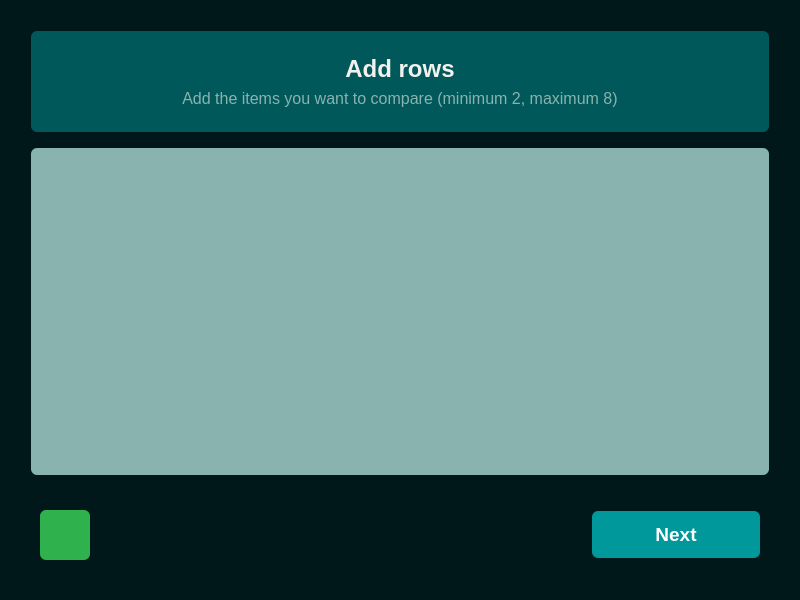
Qt form src/ui/rows.ui (ivanadelcarmen/weighted-decision-matrix) before a commit.
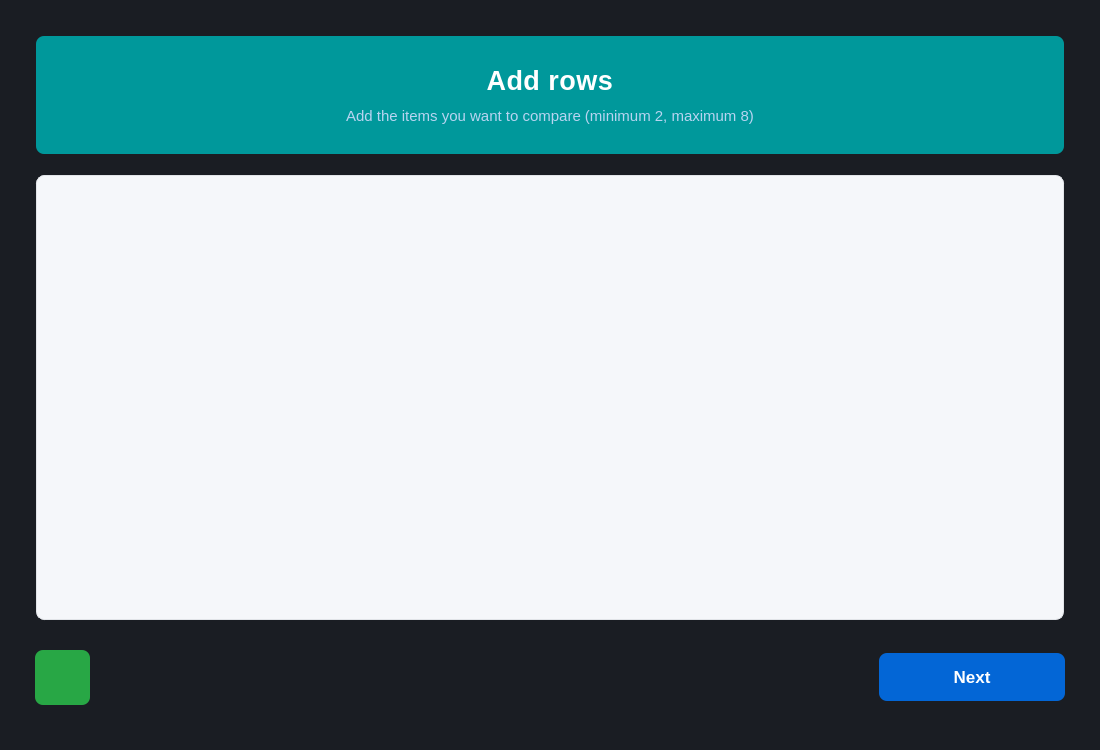
The same form after that commit. Icons and pictures are not drawn.

```diff
--- a/src/ui/rows.ui
+++ b/src/ui/rows.ui
@@ -6,8 +6,8 @@
    <rect>
     <x>0</x>
     <y>0</y>
-    <width>800</width>
-    <height>600</height>
+    <width>1100</width>
+    <height>750</height>
    </rect>
   </property>
   <property name="windowTitle">
@@ -18,18 +18,13 @@
    Global settings
    ========================= */
 #form {
-    background-color: #00181a;
-	font-family: Segoe UI;
+    background-color: #1a1d23;
+    font-family: Segoe UI;
 }
 
 /* Selection colors */
 QLineEdit {
-	selection-background-color: #7dd3c0;
-	selection-color: #ffffff;
-}
-
-QDoubleSpinBox {
-	selection-background-color: #7dd3c0;
+	selection-background-color: #4a9eff;
 	selection-color: #ffffff;
 }
 
@@ -37,39 +32,43 @@
    Frames
    ========================= */
 QFrame {
-    border-radius: 6px;
+    border-radius: 8px;
 }
 
 #titleFrame {
-    background-color: #00585a;
-    padding: 15px;
-	margin: 20px 20px 10px 20px;
+    background: #00989b;
+    padding: 20px;
+	margin: 25px 25px 15px 25px;
+    border: none;
 }
 
 #contentFrame {
-    background-color: #89b3af;
-    padding: 15px;
-	margin: 0px 20px 10px 20px;
+    background-color: #f5f7fa;
+    padding: 20px;
+	margin: 0px 25px 15px 25px;
+    border: 1px solid #e1e4e8;
 }
 
 #buttonsFrame {
     background-color: transparent;
-	margin: 10px 20px 20px 20px;
+	margin: 0px 15px 25px 15px;
 }
 
 /* =========================
    Title styling
    ========================= */
 #titleLabel {
-    font-size: 18pt;
+    font-size: 20pt;
     font-weight: 600;
-    color: #F2F1ED;
+    color: #ffffff;
+    letter-spacing: 0.5px;
 }
 
 #instructionLabel {
-    font-size: 12pt;
+    font-size: 11pt;
     font-weight: 400;
-    color: #89b3af;
+    color: #b8d4f1;
+    margin-top: 5px;
 }
 
 /* =========================
@@ -82,18 +81,30 @@
 
 QScrollBar:vertical {
     border: none;
-    background: #4C5A5D;
+    background: #d1d5da;
     width: 10px;
     border-radius: 5px;
+    margin: 0px;
 }
 
 QScrollBar::handle:vertical {
-    background: #6B7B7E;
+    background: #959da5;
     border-radius: 5px;
+    min-height: 20px;
 }
 
 QScrollBar::handle:vertical:hover {
-    background: #7B8B8E;
+    background: #6a737d;
+}
+
+QScrollBar::add-line:vertical, QScrollBar::sub-line:vertical {
+    height: 0px;
+    border: none;
+    background: none;
+}
+
+QScrollBar::add-page:vertical, QScrollBar::sub-page:vertical {
+    background: none;
 }
 
 /* =========================
@@ -107,16 +118,16 @@
    Buttons
    ========================= */
 #addBtn {
-    background-color: #2fb14d;
+    background-color: #28a745;
     color: #ffffff;
     border: none;
-    border-radius: 6px;
+    border-radius: 8px;
     font-size: 24pt;
     font-weight: bold;
-    min-width: 50px;
-    min-height: 50px;
-    max-width: 50px;
-    max-height: 50px;
+    min-width: 55px;
+    min-height: 55px;
+    max-width: 55px;
+    max-height: 55px;
 }
 
 #addBtn:hover {
@@ -128,14 +139,14 @@
 }
 
 #nextBtn {
-    background-color: #00989b;
+    background-color: #0366d6;
     color: #ffffff;
     border: none;
-    border-radius: 6px;
-    padding: 12px 24px;
-    font-size: 14pt;
+    border-radius: 8px;
+    padding: 14px 28px;
+    font-size: 13pt;
     font-weight: 600;
-    min-width: 120px;
+    min-width: 130px;
 }
 
 #nextBtn:hover {
@@ -147,8 +158,8 @@
 }
 
 #nextBtn:disabled {
-    background-color: #5a6c6e;
-    color: #a0b0b2;
+    background-color: #6c757d;
+    color: #adb5bd;
 }
 </string>
   </property>
@@ -198,8 +209,8 @@
           <rect>
            <x>0</x>
            <y>0</y>
-           <width>686</width>
-           <height>249</height>
+           <width>664</width>
+           <height>224</height>
           </rect>
          </property>
          <layout class="QVBoxLayout" name="itemsLayout">
```
Left out of the diff: 10 changed lines with no effect on the pictures.
